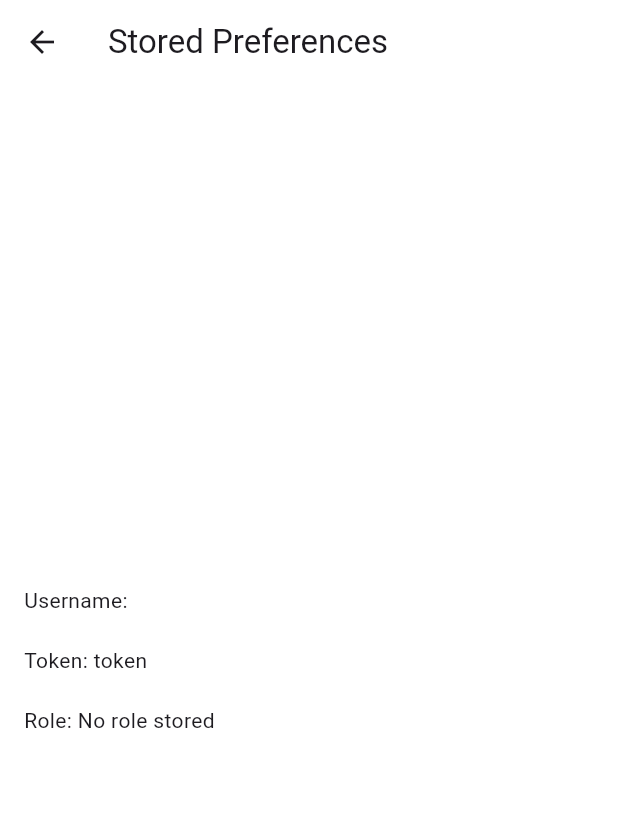
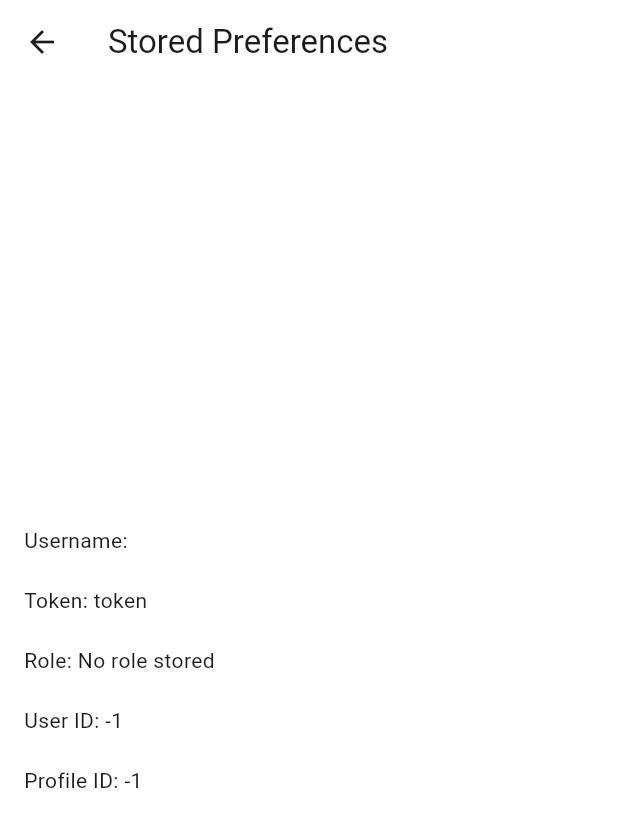
Before and after one commit to devtest-diseno-experimentos/car2go_mobile_app, a Flutter app: the ShowStoredPreferencesScreen screen opened directly, on a phone screen of 412 x 824 dp. Shown: the top 827 px of the screen. Run offline on Flutter 3.47's test engine with Material 3 defaults, Android fonts, the phone set to English and light mode, and no system bars; our stand-ins replace percent_indicator, shared_preferences; accounts and stored records are empty; network calls fail.

Commit message:
feat(user): add profile id to stored preferences

```diff
--- a/lib/shared/widgets/ShowStoredPreferencesScreen.dart
+++ b/lib/shared/widgets/ShowStoredPreferencesScreen.dart
@@ -14,6 +14,8 @@ class _ShowStoredPreferencesScreenState
   String _username = '';
   String _token = '';
   String _role = '';
+  int _userId = -1;
+  int _profileId = -1;
 
   @override
   void initState() {
@@ -26,11 +28,15 @@ class _ShowStoredPreferencesScreenState
     final username = prefs.getString('username') ?? 'No username stored';
     final token = prefs.getString('token') ?? 'No token stored';
     final role = prefs.getString('role') ?? 'No role stored';
+    final userId = prefs.getInt('userId') ?? -1;
+    final profileId = prefs.getInt('profileId') ?? -1;
 
     setState(() {
       _username = username;
       _token = token;
       _role = role;
+      _userId = userId;
+      _profileId = profileId;
     });
   }
 
@@ -51,6 +57,10 @@ class _ShowStoredPreferencesScreenState
             Text('Token: $_token'),
             const SizedBox(height: 20),
             Text('Role: $_role'),
+            const SizedBox(height: 20),
+            Text('User ID: $_userId'),
+            const SizedBox(height: 20),
+            Text('Profile ID: $_profileId'),
           ],
         ),
       ),
```
Also changed, not shown: lib/auth/data/auth_service.dart (+30 -6 lines).
